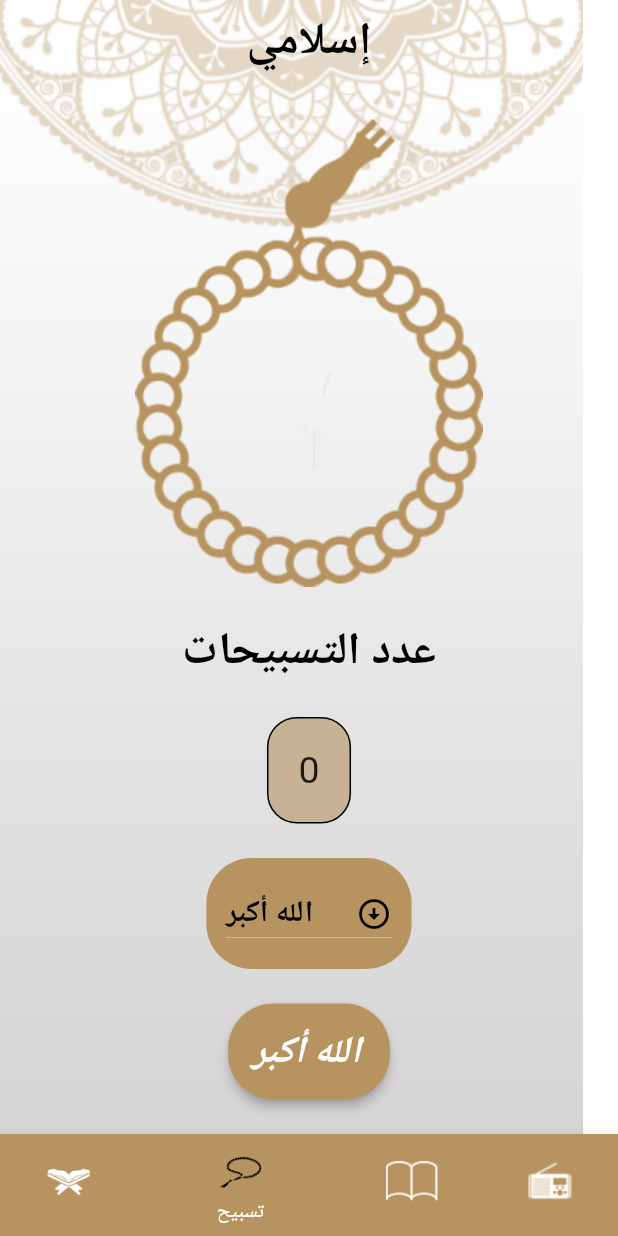
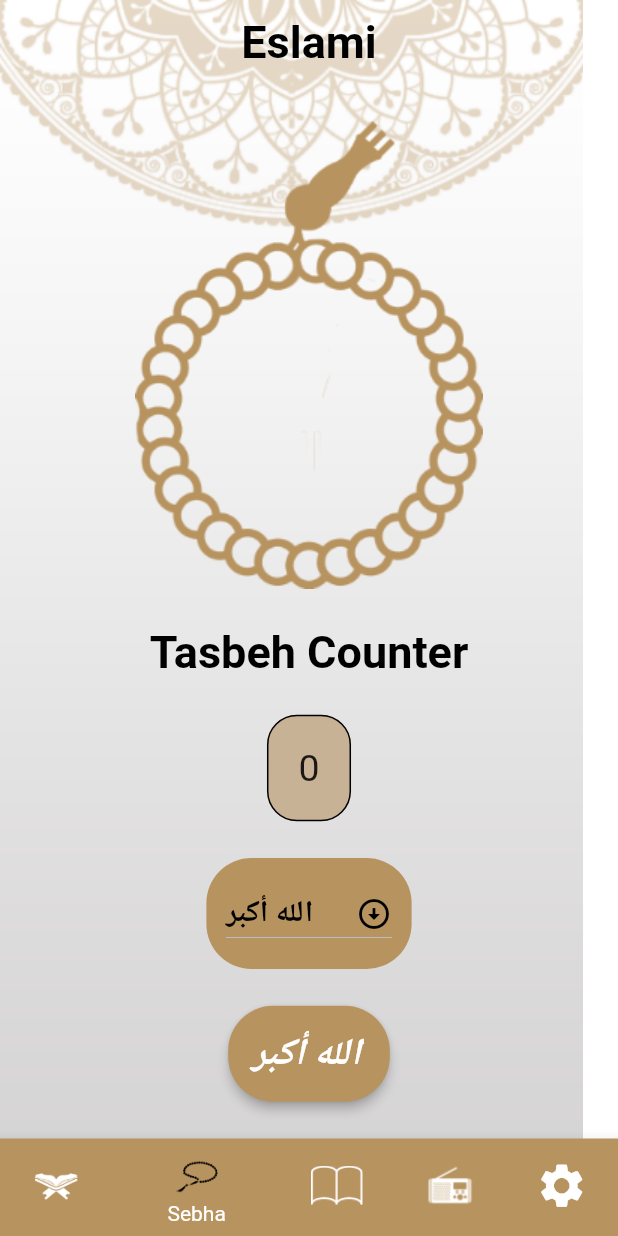
Before and after one commit to AmmarAboDakka/islami_app, a Flutter app: the screen it shows after launch, item 2 of the bottom bar chosen, on a phone screen of 412 x 824 dp. Run offline on Flutter 3.47's test engine with Material 2 defaults, Android fonts, the phone set to English and light mode, and no system bars; generated files the repository leaves out were written again.

Commit message:
Add New Words Arabic and English in ARB files Add StateManagement In One Screen(AhadethTab) Add StateManagement In All Screen(QuranTab & Translate) Add Setting Icon in Button Navigation Bar(For Language and Theme) Bugs Fixed

```diff
--- a/lib/main.dart
+++ b/lib/main.dart
@@ -1,13 +1,22 @@
 import 'package:flutter/material.dart';
-import 'package:islami_application/My_Theme.dart';
+import 'package:islami_application/My_Theme/My_Theme.dart';
 import 'package:islami_application/ahades/hadeth_det.dart';
 import 'package:flutter_localizations/flutter_localizations.dart';
 import 'package:flutter_gen/gen_l10n/app_localizations.dart';
+import 'package:islami_application/provider/my_provider.dart';
+import 'package:islami_application/provider/sura_provider.dart';
 import 'package:islami_application/quran/Sura_name_details.dart';
+import 'package:provider/provider.dart';
 import 'tabs/Home_Screen.dart';
 
 void main() {
-  runApp(MyApp());
+  runApp(MultiProvider(
+    providers: [
+      ChangeNotifierProvider(create: (context) => MyProvider()),
+      ChangeNotifierProvider(create: (context) => SuraProvider()),
+    ],
+    child: MyApp(),
+  ));
 }
 
 class MyApp extends StatelessWidget {
@@ -15,6 +24,7 @@ class MyApp extends StatelessWidget {
   // This widget is the root of your application.
   @override
   Widget build(BuildContext context) {
+    var provider = Provider.of<MyProvider>(context);
     return MaterialApp(
       localizationsDelegates: [
         AppLocalizations.delegate, // Add this line
@@ -22,22 +32,17 @@ class MyApp extends StatelessWidget {
         GlobalWidgetsLocalizations.delegate,
         GlobalCupertinoLocalizations.delegate,
       ],
-      supportedLocales: [
-        Locale('en'),
-        Locale('ar')
-
-      ],
+      supportedLocales: [Locale('en'), Locale('ar')],
+      locale: Locale(provider.LangugeCode),
       debugShowCheckedModeBanner: false,
       initialRoute: HomeScreen.routename,
       routes: {
         HomeScreen.routename: (c) => HomeScreen(),
-        SuranNameDetails.RouteName:(c)=>SuranNameDetails(),
-        HadethDetails.routename:(context)=>HadethDetails(),
-
-
+        SuranNameDetails.RouteName: (c) => SuranNameDetails(),
+        HadethDetails.routename: (context) => HadethDetails(),
       },
       theme: Mytheme.lihgttheme,
       // darkTheme: Mytheme.darktheme,
-       );
+    );
   }
 }
--- /dev/null
+++ b/lib/provider/my_provider.dart
@@ -0,0 +1,14 @@
+import 'package:flutter/material.dart';
+
+class MyProvider extends ChangeNotifier {
+  String LangugeCode = "en";
+
+  void ChangeLanguge(String lang) {
+    if (LangugeCode == lang) {
+      ///This Function Just For Restrict Any Unuseful click
+      return;
+    }
+    LangugeCode = lang;
+    notifyListeners();
+  }
+}
--- a/lib/quran/quran_tab.dart
+++ b/lib/quran/quran_tab.dart
@@ -3,7 +3,7 @@ import 'package:flutter/material.dart';
 import 'package:islami_application/quran/Sura_name.dart';
 import 'package:flutter_gen/gen_l10n/app_localizations.dart';
 
-import '../My_Theme.dart';
+import '../My_Theme/My_Theme.dart';
 
 class QuranTab extends StatelessWidget {
   List<String>names=["الفاتحه","البقرة","آل عمران","النساء","المائدة","الأنعام","الأعراف","الأنفال","التوبة","يونس","هود"
@@ -30,8 +30,7 @@ class QuranTab extends StatelessWidget {
           thickness: 5,
         ),
         Text(
-          // AppLocalizations.of(context)!.apptitle,
-          "♡قائمة سور القرآن الكريم♡",
+          AppLocalizations.of(context)!.sura_Name,
           style: Theme.of(context).textTheme.headline2,
         ),
 
--- a/lib/radio/radio_tab.dart
+++ b/lib/radio/radio_tab.dart
@@ -1,5 +1,5 @@
 import 'package:flutter/material.dart';
-import 'package:islami_application/My_Theme.dart';
+import 'package:islami_application/My_Theme/My_Theme.dart';
 
 class RadioTab extends StatelessWidget {
   const RadioTab({Key? key}) : super(key: key);
--- a/lib/sebha/tasbeh_tab.dart
+++ b/lib/sebha/tasbeh_tab.dart
@@ -1,9 +1,9 @@
 import 'package:flutter/material.dart';
-import 'package:islami_application/My_Theme.dart';
+import 'package:islami_application/My_Theme/My_Theme.dart';
+import 'package:flutter_gen/gen_l10n/app_localizations.dart';
 
 class TasbehTab extends StatefulWidget {
   const TasbehTab({super.key});
-
 
   @override
   State<TasbehTab> createState() => _TasbehTabState();
@@ -22,19 +22,24 @@ class _TasbehTabState extends State<TasbehTab> {
       child: Column(
         mainAxisAlignment: MainAxisAlignment.spaceEvenly,
         children: [
-          Image.asset("assets/images/sebha_img.png",),
-          Text("عدد التسبيحات",style: Theme.of(context).textTheme.headline1,),
+          Image.asset(
+            "assets/images/sebha_img.png",
+          ),
+          Text(
+            AppLocalizations.of(context)!.tsbehcounter,
+            style: Theme.of(context).textTheme.headline1,
+          ),
           Container(
-            padding: const EdgeInsets.all(20),
+              padding: const EdgeInsets.all(20),
               decoration: BoxDecoration(
-                color: const Color.fromRGBO(200, 178, 149, 1.0),
-                border: Border.all(),
-                borderRadius: BorderRadius.circular(20)
-
-              ),
-              child: Text("$counter",style: const TextStyle(fontSize: 25),)),
+                  color: const Color.fromRGBO(200, 178, 149, 1.0),
+                  border: Border.all(),
+                  borderRadius: BorderRadius.circular(20)),
+              child: Text(
+                "$counter",
+                style: const TextStyle(fontSize: 25),
+              )),
           Container(
-
             padding: const EdgeInsets.all(13),
             decoration: BoxDecoration(
               borderRadius: BorderRadius.circular(30),
@@ -94,11 +99,10 @@ class _TasbehTabState extends State<TasbehTab> {
             child: Row(
               mainAxisSize: MainAxisSize.min,
               children: [
-                MyText(dropdownValue), // <-- Text
+                MyText(dropdownValue), //
                 const SizedBox(
                   width: 5,
                 ),
-
               ],
             ),
           ),
--- a/lib/tabs/Home_Screen.dart
+++ b/lib/tabs/Home_Screen.dart
@@ -1,9 +1,12 @@
 import 'package:flutter/material.dart';
-import 'package:islami_application/My_Theme.dart';
+import 'package:islami_application/My_Theme/My_Theme.dart';
 import 'package:islami_application/ahades/hadeth_tab.dart';
 import 'package:islami_application/quran/quran_tab.dart';
 import 'package:islami_application/radio/radio_tab.dart';
 import 'package:islami_application/sebha/tasbeh_tab.dart';
+import 'package:flutter_gen/gen_l10n/app_localizations.dart';
+
+import '../setting/setting_tab.dart';
 
 class HomeScreen extends StatefulWidget {
   static const String routename = "Home";
@@ -13,7 +16,7 @@ class HomeScreen extends StatefulWidget {
 }
 
 class _HomeScreenState extends State<HomeScreen> {
- int selectedindex=0;
+  int selectedindex = 0;
 
   @override
   Widget build(BuildContext context) {
@@ -23,7 +26,7 @@ class _HomeScreenState extends State<HomeScreen> {
         Scaffold(
           appBar: AppBar(
             title: Text(
-              "إسلامي",
+              AppLocalizations.of(context)!.apptitle,
               style: Theme.of(context).textTheme.headline1,
             ),
           ),
@@ -40,25 +43,29 @@ class _HomeScreenState extends State<HomeScreen> {
               },
               items: [
                 BottomNavigationBarItem(
-                    label: "المصحف",
+                    label: AppLocalizations.of(context)!.moshaf,
                     icon: ImageIcon(
                       AssetImage("assets/images/moshaf.png"),
                     )),
                 BottomNavigationBarItem(
-                    label: "تسبيح",
+                    label: AppLocalizations.of(context)!.sebha,
                     icon: ImageIcon(
                       AssetImage("assets/images/sebha.png"),
                     )),
                 BottomNavigationBarItem(
-                    label: "حديث",
+                    label: AppLocalizations.of(context)!.ahadeth,
                     icon: ImageIcon(
                       AssetImage("assets/images/hades.png"),
                     )),
                 BottomNavigationBarItem(
-                    label: "الراديو",
+                    label: AppLocalizations.of(context)!.radio,
                     icon: ImageIcon(
                       AssetImage("assets/images/radio.png"),
                     )),
+                BottomNavigationBarItem(
+                  label: AppLocalizations.of(context)!.setting,
+                  icon: Icon(Icons.settings),
+                ),
               ],
             ),
           ),
@@ -67,5 +74,11 @@ class _HomeScreenState extends State<HomeScreen> {
     );
   }
 
-  List<Widget>tabs=[QuranTab(),TasbehTab(),HadethTab(),RadioTab()];
+  List<Widget> tabs = [
+    QuranTab(),
+    TasbehTab(),
+    HadethTab(),
+    RadioTab(),
+    SettingTab()
+  ];
 }
--- a/pubspec.yaml
+++ b/pubspec.yaml
@@ -38,6 +38,7 @@ dependencies:
   # The following adds the Cupertino Icons font to your application.
   # Use with the CupertinoIcons class for iOS style icons.
   cupertino_icons: ^1.0.2
+  provider: ^6.0.4
 
 dev_dependencies:
   flutter_test:
```
Also changed, not shown: lib/ahades/hadeth_tab.dart (+27 -39 lines), lib/l10n/app_ar.arb (+12 -1 lines), lib/l10n/app_en.arb (+12 -1 lines), lib/provider/ahadeth_provider.dart (added, +22 -0 lines), lib/provider/sura_provider.dart (added, +17 -0 lines), lib/quran/Sura_name_details.dart (+15 -44 lines), lib/setting/languge_bottom_sheet.dart (added, +69 -0 lines), lib/setting/setting_tab.dart (added, +105 -0 lines), lib/My_Theme/My_Theme.dart (renamed from lib/My_Theme.dart), pubspec.lock.
